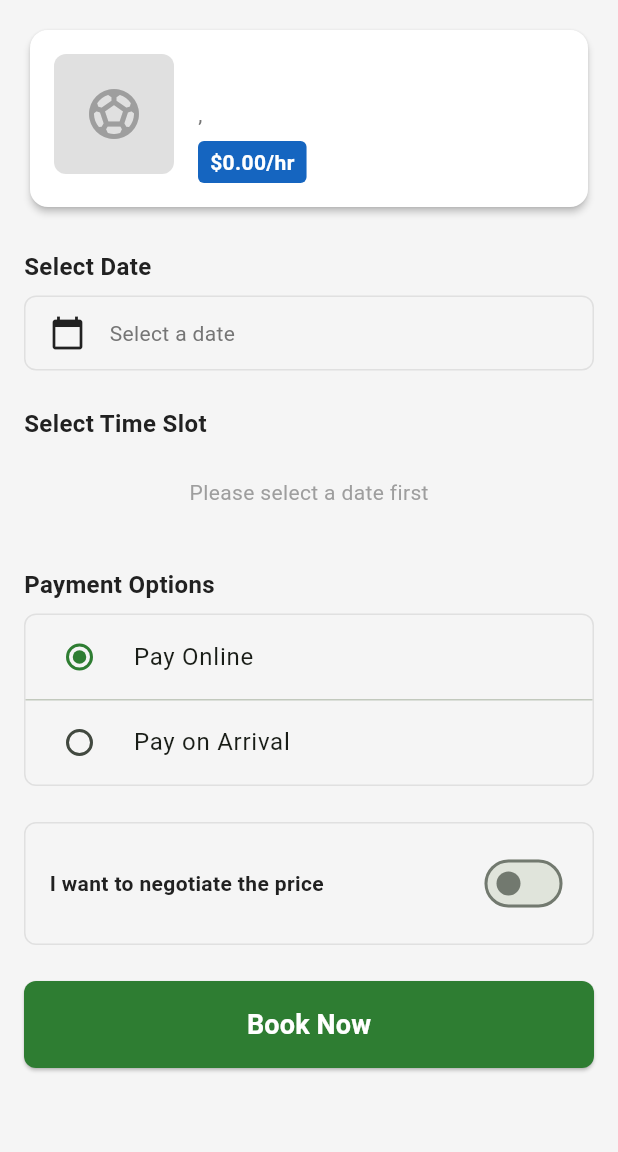
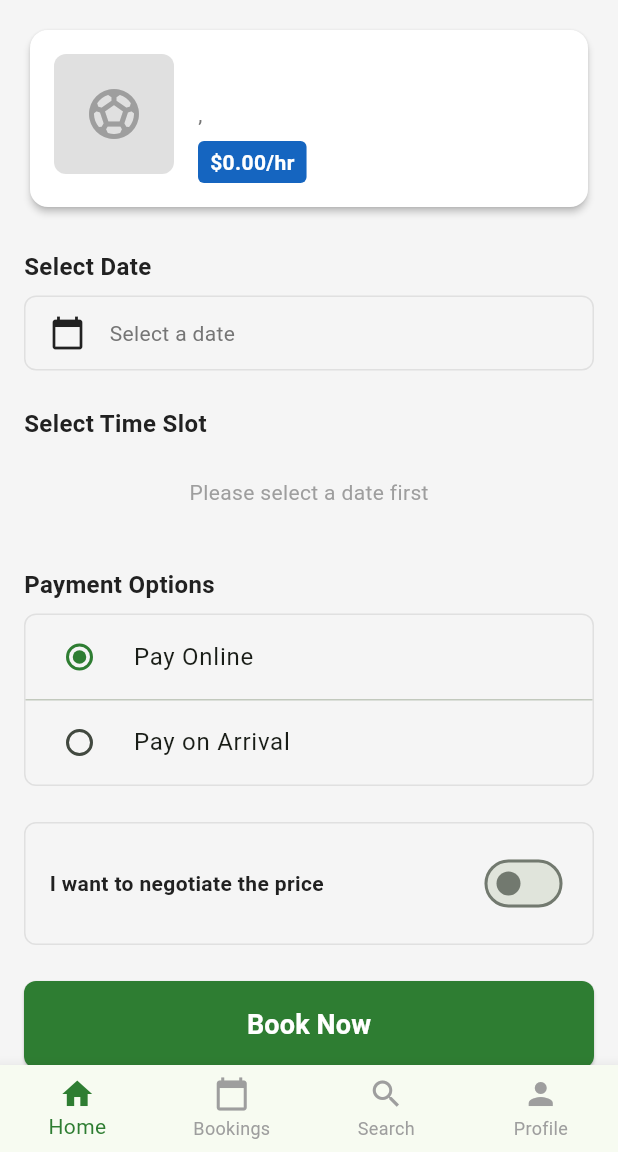
Before and after one commit to aliakbar-nathani/turf, a Flutter app: the CreateBookingScreen screen opened directly with empty values, on a phone screen of 412 x 824 dp, the part 84-1236 px from its top. Run offline on Flutter 3.47's test engine with Material 3 defaults, Android fonts, the phone set to English and light mode, and no system bars; our stand-ins replace cached_network_image, flutter_spinkit, shared_preferences; accounts and stored records are empty.

Commit message:
Improve user navigation throughout the app and payment link handling
Implements BottomNavigationBar on CreateBookingScreen and TurfDetailScreen, adds MainScreen and NavigationService, and integrates url_launcher.

Replit-Commit-Author: Agent
Replit-Commit-Session-Id: 09570e47-521e-41a8-aa5d-92e8fb922a7b
Replit-Commit-Screenshot-Url: https://storage.googleapis.com/screenshot-production-us-central1/6f9a5342-6609-4a50-a6f0-7fda98cc8e3a/20bc3087-afb5-4429-b2d8-c38c78f99e13.jpg

```diff
--- a/mobile_app/turf_booking_app/lib/screens/booking/create_booking_screen.dart
+++ b/mobile_app/turf_booking_app/lib/screens/booking/create_booking_screen.dart
@@ -4,6 +4,7 @@ import '../../config/app_theme.dart';
 import '../../models/turf_model.dart';
 import '../../services/booking_service.dart';
 import '../../services/auth_service.dart';
+import '../main_screen.dart';
 
 class CreateBookingScreen extends StatefulWidget {
   final Turf turf;
@@ -289,6 +290,36 @@ class _CreateBookingScreenState extends State<CreateBookingScreen> {
     return Scaffold(
       appBar: AppBar(
         title: const Text('Book Turf'),
+      ),
+      bottomNavigationBar: BottomNavigationBar(
+        currentIndex: 0, // Home tab
+        onTap: (index) {
+          if (index != 0) { // If not home tab
+            // Navigate to MainScreen with the selected tab
+            NavigationService.navigateToMain(context, initialIndex: index);
+          }
+        },
+        type: BottomNavigationBarType.fixed,
+        selectedItemColor: AppTheme.primaryColor,
+        unselectedItemColor: Colors.grey,
+        items: const [
+          BottomNavigationBarItem(
+            icon: Icon(Icons.home),
+            label: 'Home',
+          ),
+          BottomNavigationBarItem(
+            icon: Icon(Icons.calendar_today),
+            label: 'Bookings',
+          ),
+          BottomNavigationBarItem(
+            icon: Icon(Icons.search),
+            label: 'Search',
+          ),
+          BottomNavigationBarItem(
+            icon: Icon(Icons.person),
+            label: 'Profile',
+          ),
+        ],
       ),
       body: SingleChildScrollView(
         padding: const EdgeInsets.all(16.0),
--- a/mobile_app/turf_booking_app/lib/screens/turf/turf_detail_screen.dart
+++ b/mobile_app/turf_booking_app/lib/screens/turf/turf_detail_screen.dart
@@ -12,6 +12,7 @@ import '../booking/create_booking_screen.dart';
 import '../auth/login_screen.dart';
 import 'reviews_screen.dart';
 import 'add_review_screen.dart';
+import '../main_screen.dart';
 
 class TurfDetailScreen extends StatefulWidget {
   final int turfId;
@@ -286,6 +287,36 @@ class _TurfDetailScreenState extends State<TurfDetailScreen> {
               : _turf == null
                   ? const Center(child: Text('Turf not found'))
                   : _buildTurfDetails(),
+      bottomNavigationBar: BottomNavigationBar(
+        currentIndex: 0, // Home tab
+        onTap: (index) {
+          if (index != 0) { // If not home tab
+            // Navigate to MainScreen with the selected tab
+            NavigationService.navigateToMain(context, initialIndex: index);
+          }
+        },
+        type: BottomNavigationBarType.fixed,
+        selectedItemColor: AppTheme.primaryColor,
+        unselectedItemColor: Colors.grey,
+        items: const [
+          BottomNavigationBarItem(
+            icon: Icon(Icons.home),
+            label: 'Home',
+          ),
+          BottomNavigationBarItem(
+            icon: Icon(Icons.calendar_today),
+            label: 'Bookings',
+          ),
+          BottomNavigationBarItem(
+            icon: Icon(Icons.search),
+            label: 'Search',
+          ),
+          BottomNavigationBarItem(
+            icon: Icon(Icons.person),
+            label: 'Profile',
+          ),
+        ],
+      ),
     );
   }
 
--- a/mobile_app/turf_booking_app/pubspec.yaml
+++ b/mobile_app/turf_booking_app/pubspec.yaml
@@ -53,6 +53,9 @@ dependencies:
   # Loading animations
   flutter_spinkit: ^5.2.0
 
+  # URL launcher for opening payment links in browser
+  url_launcher: ^6.1.12
+
 dev_dependencies:
   flutter_test:
     sdk: flutter
```
Also changed, not shown: mobile_app/turf_booking_app/lib/screens/main_screen.dart (added, +107 -0 lines).
